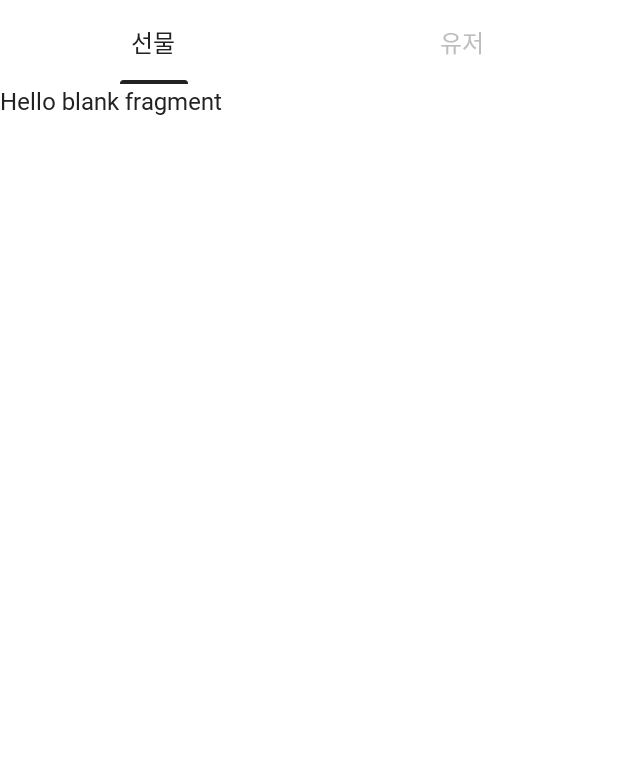
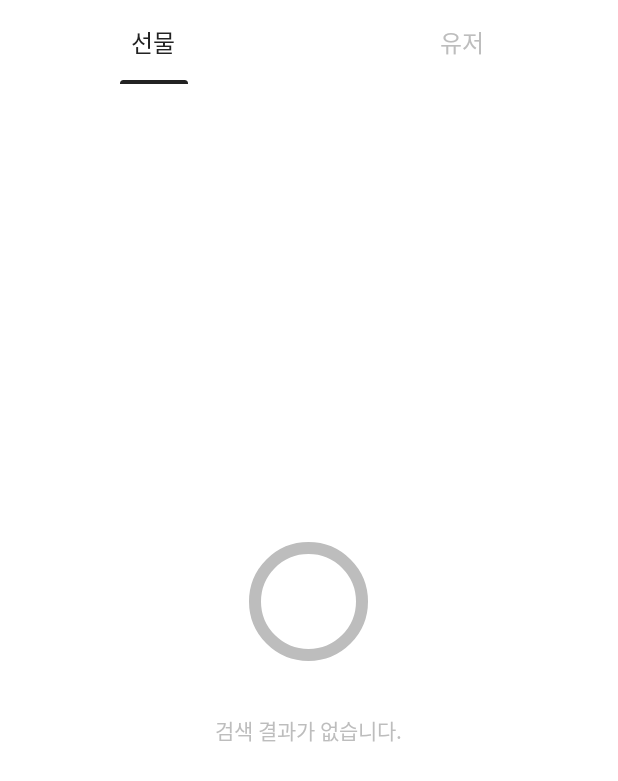
Before and after one commit to Favor-Gift-Reminder/Favor-Android2, an Android app: the fragment SearchTabFragment shown on its own in the app's theme, on a phone screen of 412 x 824 dp. Shown: the top 781 px of the screen. Run offline under Robolectric (Android 15) with nearby library versions, the phone set to English and light mode, and no system bars.

Commit message:
Feat. FragmentSearchBlank 구성 및 연결

```diff
--- a/app/src/main/res/layout/fragment_search_blank.xml
+++ b/app/src/main/res/layout/fragment_search_blank.xml
@@ -1,14 +1,25 @@
 <?xml version="1.0" encoding="utf-8"?>
-<FrameLayout xmlns:android="http://schemas.android.com/apk/res/android"
+<LinearLayout xmlns:android="http://schemas.android.com/apk/res/android"
     xmlns:tools="http://schemas.android.com/tools"
     android:layout_width="match_parent"
     android:layout_height="match_parent"
-    tools:context=".UI.Search.SearchBlankFragment">
+    android:gravity="center"
+    android:orientation="vertical"
+    tools:context=".UI.Search.SearchBlankFragment"
+    tools:ignore="ContentDescription,HardcodedText,UseCompoundDrawables">
 
-    <!-- TODO: Update blank fragment layout -->
+    <ImageView
+        android:layout_width="150dp"
+        android:layout_height="150dp"
+        android:padding="35dp"
+        android:src="@drawable/tmp_icon_empty" />
+
     <TextView
-        android:layout_width="match_parent"
-        android:layout_height="match_parent"
-        android:text="@string/hello_blank_fragment" />
-
-</FrameLayout>
+        android:layout_width="wrap_content"
+        android:layout_height="wrap_content"
+        android:layout_marginBottom="56dp"
+        android:gravity="center"
+        android:text="검색 결과가 없습니다."
+        android:textColor="@color/line2"
+        android:textSize="14sp" />
+</LinearLayout>
--- a/app/src/main/res/layout/fragment_search_tab.xml
+++ b/app/src/main/res/layout/fragment_search_tab.xml
@@ -33,7 +33,7 @@
 
     <androidx.fragment.app.FragmentContainerView
         android:id="@+id/container"
-        android:name="com.appcenter.favor.UI.Search.SearchGiftFragment"
+        android:name="com.appcenter.favor.UI.Search.SearchBlankFragment"
         android:layout_width="match_parent"
         android:layout_height="match_parent" />
 </LinearLayout>
```
Also changed, not shown: app/src/main/java/com/appcenter/favor/UI/Search/SearchBlankFragment.kt (+0 -43 lines).
